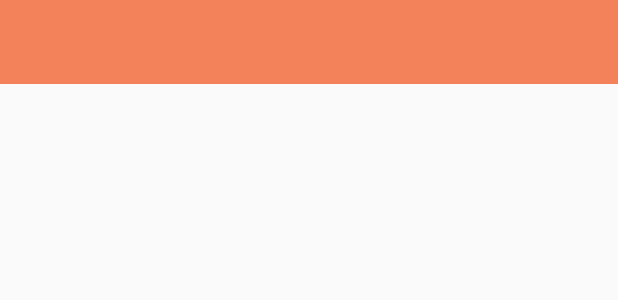
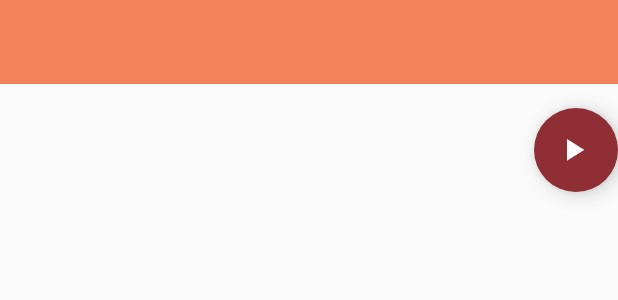
Before and after one commit to ilmirashaim/popovakazakovaMobileTextbook, an Android app: the layout activity_phrase.xml on its own in the app's theme, with its tools: preview values and no code run, on a phone screen of 412 x 824 dp. Shown: the top 300 px of the screen. Run offline under Robolectric (Android 15) with nearby library versions, the phone set to English and light mode, and no system bars.

Commit message:
layout for phrase

```diff
--- a/app/src/main/res/layout/activity_phrase.xml
+++ b/app/src/main/res/layout/activity_phrase.xml
@@ -9,11 +9,6 @@
         layout="@layout/app_toolbar"
         android:id="@+id/app_toolbar" />
 
-    <FrameLayout xmlns:android="http://schemas.android.com/apk/res/android"
-        android:id="@+id/fragment_container"
-        android:layout_width="match_parent"
-        android:layout_height="fill_parent">
-    </FrameLayout>
 
     <lim.one.popovakazakova.util.view.PlayButton
         android:id="@+id/play_button"
@@ -35,4 +30,12 @@
             android:layout_gravity="center"
             android:duplicateParentState="true"/>
     </lim.one.popovakazakova.util.view.PlayButton>
+
+    <FrameLayout xmlns:android="http://schemas.android.com/apk/res/android"
+        android:id="@+id/fragment_container"
+        android:layout_width="match_parent"
+        android:layout_height="wrap_content">
+    </FrameLayout>
+
+
 </LinearLayout>
```
